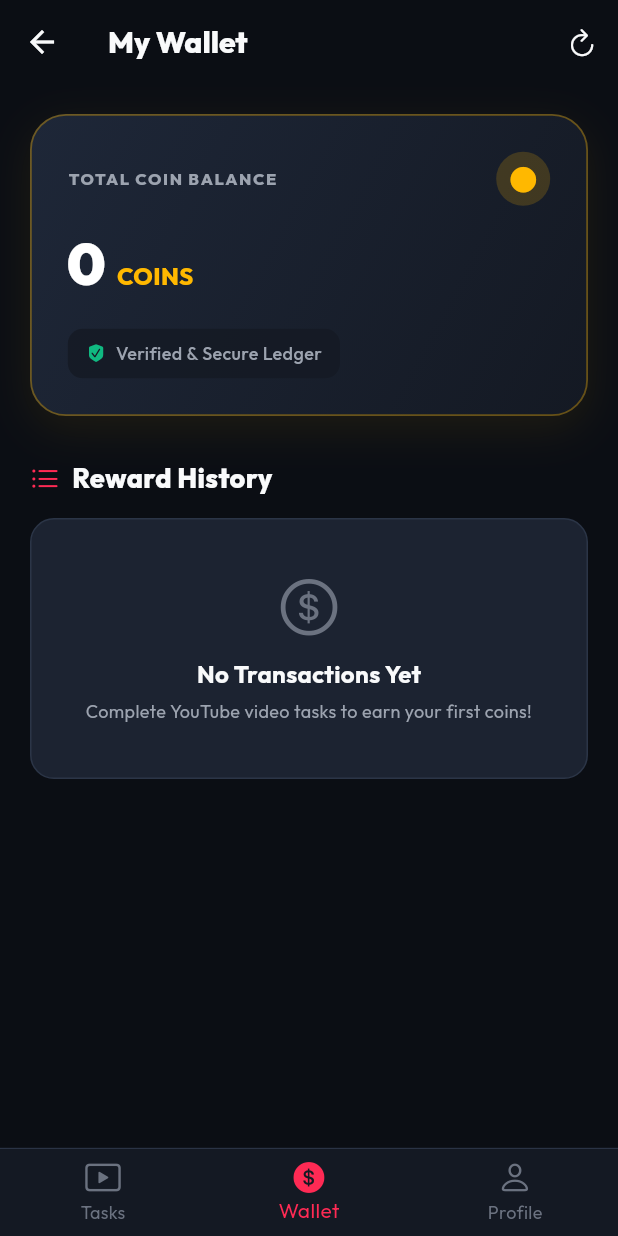
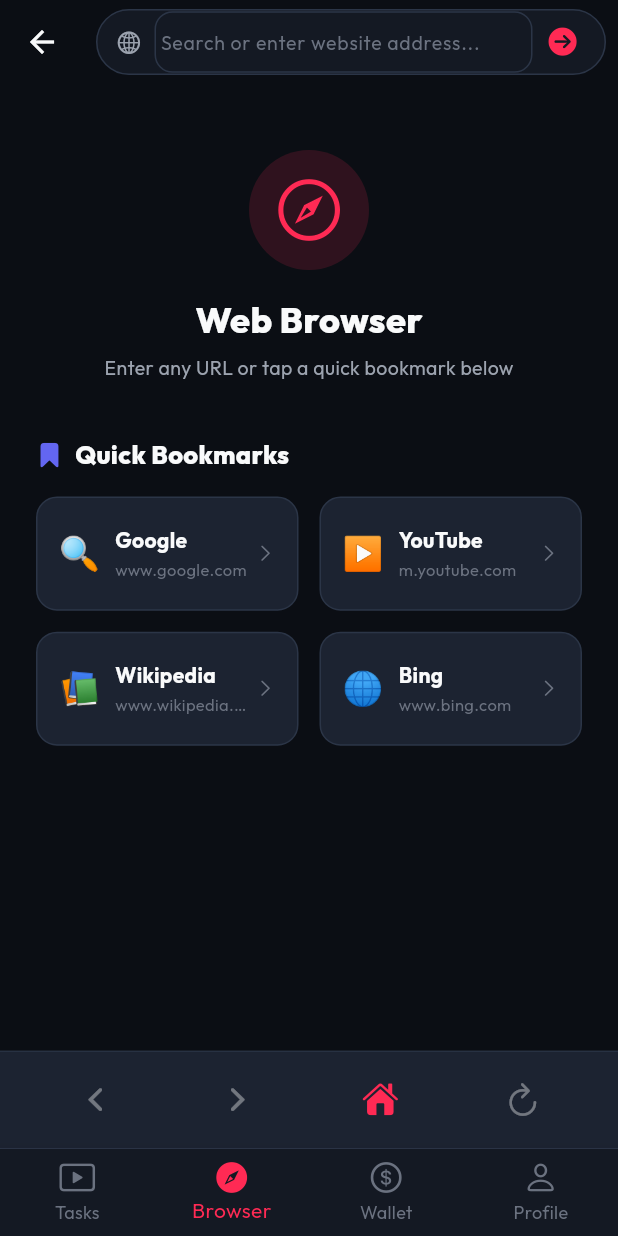
Before and after one commit to josephtersoo2-stack/vewra, a Flutter app: the MainNavigationShell screen opened directly, item 2 of the bottom bar chosen, on a phone screen of 412 x 824 dp. Run offline on Flutter 3.47's test engine with Material 3 defaults, Android fonts, the phone set to English and light mode, and no system bars; our stand-ins replace dio, flutter_secure_storage, google_fonts; missing offline and left inert: flutter_inappwebview; accounts and stored records are empty; network calls fail.

Commit message:
Add Browser tab with Google and YouTube bookmarks, only show tracking HUD when target video is detected, and fix Android navigation bar padding

```diff
--- a/mobile/lib/app.dart
+++ b/mobile/lib/app.dart
@@ -7,6 +7,7 @@
 import 'package:mobile/features/auth/presentation/login_screen.dart';
 import 'package:mobile/features/tasks/presentation/tasks_provider.dart';
 import 'package:mobile/features/tasks/presentation/task_list_screen.dart';
+import 'package:mobile/features/browser/presentation/general_browser_screen.dart';
 import 'package:mobile/features/wallet/presentation/wallet_provider.dart';
 import 'package:mobile/features/wallet/presentation/wallet_screen.dart';
 import 'package:mobile/features/profile/presentation/profile_screen.dart';
@@ -39,18 +40,11 @@
   Widget build(BuildContext context) {
     final authProvider = context.watch<AuthProvider>();
 
-    if (authProvider.status == AuthStatus.authenticating && authProvider.user == null) {
-
+    if (authProvider.status == AuthStatus.authenticating ||
+        authProvider.status == AuthStatus.initial) {
       return const Scaffold(
         body: Center(
-          child: Column(
-            mainAxisAlignment: MainAxisAlignment.center,
-            children: [
-              Icon(CupertinoIcons.play_arrow_solid, color: AppColors.primary, size: 54),
-              SizedBox(height: 20),
-              CircularProgressIndicator(color: AppColors.primary),
-            ],
-          ),
+          child: CircularProgressIndicator(color: AppColors.primary),
         ),
       );
     }
@@ -75,6 +69,7 @@
 
   final List<Widget> _screens = const [
     TaskListScreen(),
+    GeneralBrowserScreen(),
     WalletScreen(),
     ProfileScreen(),
   ];
@@ -86,7 +81,10 @@
         index: _currentIndex,
         children: _screens,
       ),
-      bottomNavigationBar: Container(
+      bottomNavigationBar: SafeArea(
+        top: false,
+        bottom: true,
+        child: Container(
           decoration: const BoxDecoration(
             border: Border(top: BorderSide(color: AppColors.border, width: 0.8)),
           ),
@@ -104,6 +102,11 @@
                 label: 'Tasks',
               ),
               BottomNavigationBarItem(
+                icon: Icon(CupertinoIcons.compass),
+                activeIcon: Icon(CupertinoIcons.compass_fill),
+                label: 'Browser',
+              ),
+              BottomNavigationBarItem(
                 icon: Icon(CupertinoIcons.money_dollar_circle),
                 activeIcon: Icon(CupertinoIcons.money_dollar_circle_fill),
                 label: 'Wallet',
@@ -116,6 +119,7 @@
             ],
           ),
         ),
+      ),
     );
   }
 }
--- /dev/null
+++ b/mobile/lib/features/browser/presentation/general_browser_screen.dart
@@ -0,0 +1,418 @@
+import 'package:flutter/foundation.dart';
+import 'package:flutter/cupertino.dart';
+import 'package:flutter/material.dart';
+import 'package:flutter_inappwebview/flutter_inappwebview.dart';
+import 'package:mobile/core/constants/app_colors.dart';
+
+class GeneralBrowserScreen extends StatefulWidget {
+  final String? initialUrl;
+
+  const GeneralBrowserScreen({super.key, this.initialUrl});
+
+  @override
+  State<GeneralBrowserScreen> createState() => _GeneralBrowserScreenState();
+}
+
+class _GeneralBrowserScreenState extends State<GeneralBrowserScreen> {
+  final TextEditingController _urlController = TextEditingController();
+  final FocusNode _focusNode = FocusNode();
+
+  InAppWebViewController? _webViewController;
+  double _progress = 0;
+  String _currentUrl = '';
+  String _pageTitle = 'Vewra Browser';
+  bool _canGoBack = false;
+  bool _canGoForward = false;
+  bool _isHomePage = true;
+
+  // Bookmarks list
+  final List<Map<String, String>> _bookmarks = [
+    {
+      'title': 'Google',
+      'url': 'https://www.google.com',
+      'icon': '🔍',
+      'color': '0xFF4285F4',
+    },
+    {
+      'title': 'YouTube',
+      'url': 'https://m.youtube.com',
+      'icon': '▶️',
+      'color': '0xFFFF0000',
+    },
+    {
+      'title': 'Wikipedia',
+      'url': 'https://www.wikipedia.org',
+      'icon': '📚',
+      'color': '0xFF636466',
+    },
+    {
+      'title': 'Bing',
+      'url': 'https://www.bing.com',
+      'icon': '🌐',
+      'color': '0xFF00809D',
+    },
+  ];
+
+  @override
+  void initState() {
+    super.initState();
+    if (widget.initialUrl != null && widget.initialUrl!.isNotEmpty) {
+      _currentUrl = _normalizeUrl(widget.initialUrl!);
+      _urlController.text = _currentUrl;
+      _isHomePage = false;
+    } else {
+      _urlController.text = '';
+      _isHomePage = true;
+    }
+  }
+
+  @override
+  void dispose() {
+    _urlController.dispose();
+    _focusNode.dispose();
+    super.dispose();
+  }
+
+  String _normalizeUrl(String input) {
+    String trimmed = input.trim();
+    if (trimmed.isEmpty) return 'https://www.google.com';
+
+    // If it looks like a URL (has dots, no spaces)
+    if (!trimmed.contains(' ') && (trimmed.contains('.') || trimmed.startsWith('localhost'))) {
+      if (!trimmed.startsWith('http://') && !trimmed.startsWith('https://')) {
+        return 'https://$trimmed';
+      }
+      return trimmed;
+    }
+
+    // Otherwise treat as Google search
+    return 'https://www.google.com/search?q=${Uri.encodeComponent(trimmed)}';
+  }
+
+  void _loadUrl(String url) {
+    final normalized = _normalizeUrl(url);
+    setState(() {
+      _currentUrl = normalized;
+      _urlController.text = normalized;
+      _isHomePage = false;
+    });
+    _focusNode.unfocus();
+
+    if (_webViewController != null && !kIsWeb) {
+      _webViewController!.loadUrl(
+        urlRequest: URLRequest(url: WebUri(normalized)),
+      );
+    }
+  }
+
+  void _goHome() {
+    setState(() {
+      _isHomePage = true;
+      _currentUrl = '';
+      _urlController.text = '';
+      _pageTitle = 'Vewra Browser';
+    });
+    _focusNode.unfocus();
+  }
+
+  @override
+  Widget build(BuildContext context) {
+    return Scaffold(
+      appBar: AppBar(
+        titleSpacing: 8,
+        title: Container(
+          height: 44,
+          decoration: BoxDecoration(
+            color: AppColors.surface,
+            borderRadius: BorderRadius.circular(22),
+            border: Border.all(color: AppColors.border, width: 1),
+          ),
+          child: Row(
+            children: [
+              const SizedBox(width: 12),
+              const Icon(CupertinoIcons.globe, size: 18, color: AppColors.textSecondary),
+              const SizedBox(width: 8),
+              Expanded(
+                child: TextField(
+                  controller: _urlController,
+                  focusNode: _focusNode,
+                  keyboardType: TextInputType.url,
+                  textInputAction: TextInputAction.go,
+                  style: const TextStyle(fontSize: 14, color: AppColors.textPrimary),
+                  decoration: InputDecoration(
+                    hintText: _isHomePage ? 'Search or enter website address...' : _pageTitle,
+                    hintStyle: const TextStyle(color: AppColors.textMuted, fontSize: 13),
+                    border: InputBorder.none,
+                    isDense: true,
+                    contentPadding: const EdgeInsets.symmetric(vertical: 10),
+                  ),
+                  onSubmitted: _loadUrl,
+                ),
+              ),
+              if (_urlController.text.isNotEmpty)
+                IconButton(
+                  icon: const Icon(CupertinoIcons.clear_circled_solid, size: 16, color: AppColors.textMuted),
+                  padding: EdgeInsets.zero,
+                  constraints: const BoxConstraints(minWidth: 32, minHeight: 32),
+                  onPressed: () {
+                    setState(() {
+                      _urlController.clear();
+                    });
+                  },
+                ),
+              IconButton(
+                icon: const Icon(CupertinoIcons.arrow_right_circle_fill, size: 22, color: AppColors.primary),
+                padding: const EdgeInsets.only(right: 8),
+                constraints: const BoxConstraints(minWidth: 36, minHeight: 36),
+                onPressed: () => _loadUrl(_urlController.text),
+              ),
+            ],
+          ),
+        ),
+        bottom: _progress > 0 && _progress < 1.0 && !_isHomePage
+            ? PreferredSize(
+                preferredSize: const Size.fromHeight(2),
+                child: LinearProgressIndicator(
+                  value: _progress,
+                  backgroundColor: Colors.transparent,
+                  color: AppColors.primary,
+                  minHeight: 2,
+                ),
+              )
+            : null,
+      ),
+      body: Column(
+        children: [
+          // Main Body (Bookmarks or WebView)
+          Expanded(
+            child: _isHomePage
+                ? _buildBookmarksView()
+                : kIsWeb
+                    ? _buildWebFallbackView()
+                    : InAppWebView(
+                        initialUrlRequest: URLRequest(url: WebUri(_currentUrl)),
+                        initialSettings: InAppWebViewSettings(
+                          javaScriptEnabled: true,
+                          mediaPlaybackRequiresUserGesture: false,
+                          allowsInlineMediaPlayback: true,
+                          isElementFullscreenEnabled: true,
+                          supportMultipleWindows: false,
+                        ),
+                        onWebViewCreated: (controller) {
+                          _webViewController = controller;
+                        },
+                        onLoadStart: (controller, url) {
+                          setState(() {
+                            _currentUrl = url?.toString() ?? '';
+                            _urlController.text = _currentUrl;
+                            _progress = 0.2;
+                          });
+                        },
+                        onProgressChanged: (controller, progress) {
+                          setState(() {
+                            _progress = progress / 100.0;
+                          });
+                        },
+                        onLoadStop: (controller, url) async {
+                          final title = await controller.getTitle();
+                          final canBack = await controller.canGoBack();
+                          final canForward = await controller.canGoForward();
+                          setState(() {
+                            _currentUrl = url?.toString() ?? '';
+                            _urlController.text = _currentUrl;
+                            _pageTitle = title ?? 'Webpage';
+                            _canGoBack = canBack;
+                            _canGoForward = canForward;
+                            _progress = 1.0;
+                          });
+                        },
+                        onTitleChanged: (controller, title) {
+                          if (title != null && title.isNotEmpty) {
+                            setState(() {
+                              _pageTitle = title;
+                            });
+                          }
+                        },
+                      ),
+          ),
+
+          // Bottom Browser Control Toolbar (with SafeArea protection)
+          Container(
+            padding: EdgeInsets.fromLTRB(16, 8, 16, 8 + MediaQuery.paddingOf(context).bottom),
+            decoration: const BoxDecoration(
+              color: AppColors.surfaceCard,
+              border: Border(top: BorderSide(color: AppColors.border, width: 0.8)),
+            ),
+            child: Row(
+              mainAxisAlignment: MainAxisAlignment.spaceAround,
+              children: [
+                IconButton(
+                  icon: const Icon(CupertinoIcons.back),
+                  color: _canGoBack ? AppColors.textPrimary : AppColors.textMuted,
+                  onPressed: _canGoBack && !kIsWeb
+                      ? () => _webViewController?.goBack()
+                      : null,
+                ),
+                IconButton(
+                  icon: const Icon(CupertinoIcons.forward),
+                  color: _canGoForward ? AppColors.textPrimary : AppColors.textMuted,
+                  onPressed: _canGoForward && !kIsWeb
+                      ? () => _webViewController?.goForward()
+                      : null,
+                ),
+                IconButton(
+                  icon: const Icon(CupertinoIcons.house_fill),
+                  color: _isHomePage ? AppColors.primary : AppColors.textSecondary,
+                  onPressed: _goHome,
+                ),
+                IconButton(
+                  icon: const Icon(CupertinoIcons.refresh),
+                  color: !_isHomePage ? AppColors.textPrimary : AppColors.textMuted,
+                  onPressed: !_isHomePage && !kIsWeb
+                      ? () => _webViewController?.reload()
+                      : null,
+                ),
+              ],
+            ),
+          ),
+        ],
+      ),
+    );
+  }
+
+  Widget _buildBookmarksView() {
+    return SingleChildScrollView(
+      padding: const EdgeInsets.all(24.0),
+      child: Column(
+        crossAxisAlignment: CrossAxisAlignment.start,
+        children: [
+          // Welcome / Search Hero
+          Center(
+            child: Column(
+              children: [
+                const SizedBox(height: 20),
+                Container(
+                  padding: const EdgeInsets.all(16),
+                  decoration: BoxDecoration(
+                    color: AppColors.primary.withOpacity(0.15),
+                    shape: BoxShape.circle,
+                  ),
+                  child: const Icon(CupertinoIcons.compass, size: 48, color: AppColors.primary),
+                ),
+                const SizedBox(height: 16),
+                const Text(
+                  'Web Browser',
+                  style: TextStyle(fontSize: 24, fontWeight: FontWeight.w800),
+                ),
+                const SizedBox(height: 6),
+                const Text(
+                  'Enter any URL or tap a quick bookmark below',
+                  style: TextStyle(fontSize: 13, color: AppColors.textSecondary),
+                ),
+              ],
+            ),
+          ),
+          const SizedBox(height: 36),
+
+          // Bookmarks Section Header
+          const Row(
+            children: [
+              Icon(CupertinoIcons.bookmark_fill, size: 18, color: AppColors.secondary),
+              SizedBox(width: 8),
+              Text(
+                'Quick Bookmarks',
+                style: TextStyle(fontSize: 17, fontWeight: FontWeight.w800),
+              ),
+            ],
+          ),
+          const SizedBox(height: 16),
+
+          // Bookmark Tiles Grid
+          GridView.builder(
+            shrinkWrap: true,
+            physics: const NeverScrollableScrollPhysics(),
+            gridDelegate: const SliverGridDelegateWithFixedCrossAxisCount(
+              crossAxisCount: 2,
+              crossAxisSpacing: 14,
+              mainAxisSpacing: 14,
+              childAspectRatio: 2.3,
+            ),
+            itemCount: _bookmarks.length,
+            itemBuilder: (context, index) {
+              final b = _bookmarks[index];
+              return InkWell(
+                onTap: () => _loadUrl(b['url']!),
+                borderRadius: BorderRadius.circular(14),
+                child: Container(
+                  padding: const EdgeInsets.symmetric(horizontal: 14, vertical: 10),
+                  decoration: BoxDecoration(
+                    color: AppColors.surfaceCard,
+                    borderRadius: BorderRadius.circular(14),
+                    border: Border.all(color: AppColors.border),
+                  ),
+                  child: Row(
+                    children: [
+                      Text(
+                        b['icon']!,
+                        style: const TextStyle(fontSize: 22),
+                      ),
+                      const SizedBox(width: 10),
+                      Expanded(
+                        child: Column(
+                          mainAxisAlignment: MainAxisAlignment.center,
+                          crossAxisAlignment: CrossAxisAlignment.start,
+                          children: [
+                            Text(
+                              b['title']!,
+                              style: const TextStyle(fontWeight: FontWeight.w700, fontSize: 14),
+                              maxLines: 1,
+                              overflow: TextOverflow.ellipsis,
+                            ),
+                            const SizedBox(height: 2),
+                            Text(
+                              b['url']!.replaceAll('https://', ''),
+                              style: const TextStyle(color: AppColors.textMuted, fontSize: 11),
+                              maxLines: 1,
+                              overflow: TextOverflow.ellipsis,
+                            ),
+                          ],
+                        ),
+                      ),
+                      const Icon(CupertinoIcons.chevron_right, size: 14, color: AppColors.textMuted),
+                    ],
+                  ),
+                ),
+              );
+            },
+          ),
+        ],
+      ),
+    );
+  }
+
+  Widget _buildWebFallbackView() {
+    return Center(
+      child: Padding(
+        padding: const EdgeInsets.all(24.0),
+        child: Column(
+          mainAxisAlignment: MainAxisAlignment.center,
+          children: [
+            const Icon(CupertinoIcons.globe, size: 48, color: AppColors.primary),
+            const SizedBox(height: 16),
+            Text(
+              'Browsing: $_currentUrl',
+              style: const TextStyle(fontSize: 16, fontWeight: FontWeight.bold),
+              textAlign: TextAlign.center,
+            ),
+            const SizedBox(height: 10),
+            const Text(
+              'Interactive InAppWebView operates on native Android/iOS mobile builds.',
+              style: TextStyle(color: AppColors.textSecondary, fontSize: 13),
+              textAlign: TextAlign.center,
+            ),
+          ],
+        ),
+      ),
+    );
+  }
+}
--- a/mobile/lib/features/profile/presentation/profile_screen.dart
+++ b/mobile/lib/features/profile/presentation/profile_screen.dart
@@ -20,7 +20,7 @@
         title: const Text('My Profile', style: TextStyle(fontWeight: FontWeight.w800)),
       ),
       body: SingleChildScrollView(
-        padding: const EdgeInsets.all(20.0),
+        padding: EdgeInsets.fromLTRB(20.0, 20.0, 20.0, 32.0 + MediaQuery.paddingOf(context).bottom),
         child: Column(
           crossAxisAlignment: CrossAxisAlignment.stretch,
           children: [
--- a/mobile/lib/features/tasks/presentation/task_list_screen.dart
+++ b/mobile/lib/features/tasks/presentation/task_list_screen.dart
@@ -138,7 +138,7 @@
                         ),
                       )
                     : ListView.builder(
-                        padding: const EdgeInsets.all(16.0),
+                        padding: EdgeInsets.fromLTRB(16.0, 16.0, 16.0, 24.0 + MediaQuery.paddingOf(context).bottom),
                         itemCount: tasksProvider.tasks.length + 1,
                         itemBuilder: (context, index) {
                           if (index == 0) {
--- a/mobile/lib/features/wallet/presentation/wallet_screen.dart
+++ b/mobile/lib/features/wallet/presentation/wallet_screen.dart
@@ -50,7 +50,7 @@
         backgroundColor: AppColors.surfaceCard,
         child: SingleChildScrollView(
           physics: const AlwaysScrollableScrollPhysics(),
-          padding: const EdgeInsets.all(20.0),
+          padding: EdgeInsets.fromLTRB(20.0, 20.0, 20.0, 32.0 + MediaQuery.paddingOf(context).bottom),
           child: Column(
             crossAxisAlignment: CrossAxisAlignment.start,
             children: [
```
Also changed, not shown: mobile/lib/features/browser/presentation/widgets/tracking_hud_overlay.dart (+26 -74 lines), mobile/lib/features/browser/presentation/youtube_browser_screen.dart (+17 -0 lines), mobile/lib/features/tasks/presentation/task_detail_screen.dart (+6 -2 lines). Lines whose indentation alone changed are shown as unchanged.
